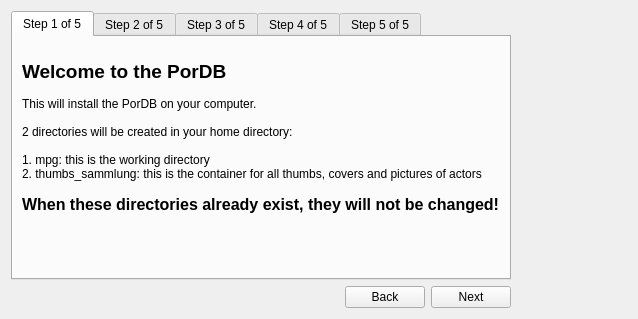
Old version of the form pordb_setup.ui in the repository hwmay/pordb3.
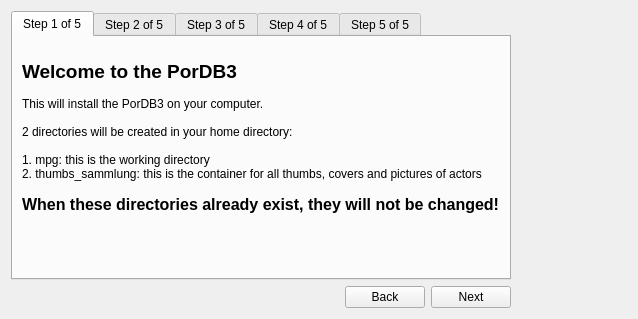
New version of the form.

```diff
--- a/pordb_setup.ui
+++ b/pordb_setup.ui
@@ -33,16 +33,16 @@
 &lt;html&gt;&lt;head&gt;&lt;meta name=&quot;qrichtext&quot; content=&quot;1&quot; /&gt;&lt;style type=&quot;text/css&quot;&gt;
 p, li { white-space: pre-wrap; }
 &lt;/style&gt;&lt;/head&gt;&lt;body style=&quot; font-family:'Sans Serif'; font-size:9pt; font-weight:400; font-style:normal;&quot;&gt;
-&lt;p style=&quot;-qt-paragraph-type:empty; margin-top:0px; margin-bottom:0px; margin-left:0px; margin-right:0px; -qt-block-indent:0; text-indent:0px;&quot;&gt;&lt;/p&gt;
-&lt;p style=&quot; margin-top:0px; margin-bottom:0px; margin-left:0px; margin-right:0px; -qt-block-indent:0; text-indent:0px;&quot;&gt;&lt;span style=&quot; font-size:14pt; font-weight:600;&quot;&gt;Welcome to the PorDB&lt;/span&gt;&lt;/p&gt;
-&lt;p style=&quot;-qt-paragraph-type:empty; margin-top:0px; margin-bottom:0px; margin-left:0px; margin-right:0px; -qt-block-indent:0; text-indent:0px;&quot;&gt;&lt;/p&gt;
-&lt;p style=&quot; margin-top:0px; margin-bottom:0px; margin-left:0px; margin-right:0px; -qt-block-indent:0; text-indent:0px;&quot;&gt;This will install the PorDB on your computer.&lt;/p&gt;
-&lt;p style=&quot;-qt-paragraph-type:empty; margin-top:0px; margin-bottom:0px; margin-left:0px; margin-right:0px; -qt-block-indent:0; text-indent:0px;&quot;&gt;&lt;/p&gt;
+&lt;p style=&quot;-qt-paragraph-type:empty; margin-top:0px; margin-bottom:0px; margin-left:0px; margin-right:0px; -qt-block-indent:0; text-indent:0px;&quot;&gt;&lt;br /&gt;&lt;/p&gt;
+&lt;p style=&quot; margin-top:0px; margin-bottom:0px; margin-left:0px; margin-right:0px; -qt-block-indent:0; text-indent:0px;&quot;&gt;&lt;span style=&quot; font-size:14pt; font-weight:600;&quot;&gt;Welcome to the PorDB3&lt;/span&gt;&lt;/p&gt;
+&lt;p style=&quot;-qt-paragraph-type:empty; margin-top:0px; margin-bottom:0px; margin-left:0px; margin-right:0px; -qt-block-indent:0; text-indent:0px;&quot;&gt;&lt;br /&gt;&lt;/p&gt;
+&lt;p style=&quot; margin-top:0px; margin-bottom:0px; margin-left:0px; margin-right:0px; -qt-block-indent:0; text-indent:0px;&quot;&gt;This will install the PorDB3 on your computer.&lt;/p&gt;
+&lt;p style=&quot;-qt-paragraph-type:empty; margin-top:0px; margin-bottom:0px; margin-left:0px; margin-right:0px; -qt-block-indent:0; text-indent:0px;&quot;&gt;&lt;br /&gt;&lt;/p&gt;
 &lt;p style=&quot; margin-top:0px; margin-bottom:0px; margin-left:0px; margin-right:0px; -qt-block-indent:0; text-indent:0px;&quot;&gt;2 directories will be created in your home directory: &lt;/p&gt;
-&lt;p style=&quot;-qt-paragraph-type:empty; margin-top:0px; margin-bottom:0px; margin-left:0px; margin-right:0px; -qt-block-indent:0; text-indent:0px;&quot;&gt;&lt;/p&gt;
+&lt;p style=&quot;-qt-paragraph-type:empty; margin-top:0px; margin-bottom:0px; margin-left:0px; margin-right:0px; -qt-block-indent:0; text-indent:0px;&quot;&gt;&lt;br /&gt;&lt;/p&gt;
 &lt;p style=&quot; margin-top:0px; margin-bottom:0px; margin-left:0px; margin-right:0px; -qt-block-indent:0; text-indent:0px;&quot;&gt;1. mpg: this is the working directory&lt;/p&gt;
 &lt;p style=&quot; margin-top:0px; margin-bottom:0px; margin-left:0px; margin-right:0px; -qt-block-indent:0; text-indent:0px;&quot;&gt;2. thumbs_sammlung: this is the container for all thumbs, covers and pictures of actors&lt;/p&gt;
-&lt;p style=&quot;-qt-paragraph-type:empty; margin-top:0px; margin-bottom:0px; margin-left:0px; margin-right:0px; -qt-block-indent:0; text-indent:0px;&quot;&gt;&lt;/p&gt;
+&lt;p style=&quot;-qt-paragraph-type:empty; margin-top:0px; margin-bottom:0px; margin-left:0px; margin-right:0px; -qt-block-indent:0; text-indent:0px;&quot;&gt;&lt;br /&gt;&lt;/p&gt;
 &lt;p style=&quot; margin-top:0px; margin-bottom:0px; margin-left:0px; margin-right:0px; -qt-block-indent:0; text-indent:0px;&quot;&gt;&lt;span style=&quot; font-size:12pt; font-weight:600;&quot;&gt;When these directories already exist, they will not be changed!&lt;/span&gt;&lt;/p&gt;&lt;/body&gt;&lt;/html&gt;</string>
            </property>
           </widget>
```
Left out of the diff: 8 changed lines with no effect on the pictures.
